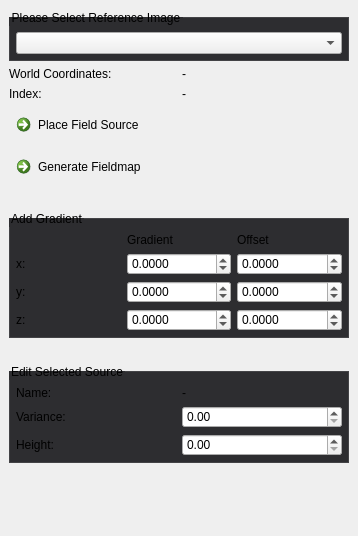
Qt form Plugins/org.mitk.gui.qt.diffusionimaging.fiberfox/src/internal/QmitkFieldmapGeneratorViewControls.ui (MITK/MITK) before a commit.
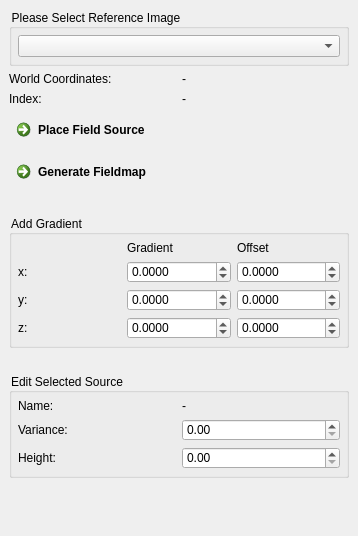
The same form after that commit. Custom widgets are drawn as their Qt base class.

Diff of the .ui file:
```diff
--- a/Plugins/org.mitk.gui.qt.diffusionimaging.fiberfox/src/internal/QmitkFieldmapGeneratorViewControls.ui
+++ b/Plugins/org.mitk.gui.qt.diffusionimaging.fiberfox/src/internal/QmitkFieldmapGeneratorViewControls.ui
@@ -21,7 +21,7 @@
   </property>
   <property name="styleSheet">
    <string>QCommandLinkButton {
-  font-weight: normal;
+  font-weight: lighter;
 }
 
 QCommandLinkButton:disabled {
@@ -30,7 +30,6 @@
 }
 
 QToolBox::tab {
-  border: 1px solid #434346;
   font-weight: bold;
 }
 
@@ -40,20 +39,15 @@
 }
 
 QToolBox::tab:selected {
-  background-color: #1c97ea;
-  border: 1px solid #1c97ea;
   font-weight: bold;
 }
 
 QGroupBox {
-  border: 1px solid #434346;
-  background-color: #2d2d30;
-  margin-top: 8px;
-  padding-top: 8px;
+  background-color: transparent;
 }
 
 QGroupBox, QGroupBox:disabled {
-  background-color: #2d2d30;
+  background-color: transparent;
 }</string>
   </property>
   <layout class="QGridLayout" name="gridLayout_5">
```
Left out of the diff: 1 changed line with no effect on the pictures.
